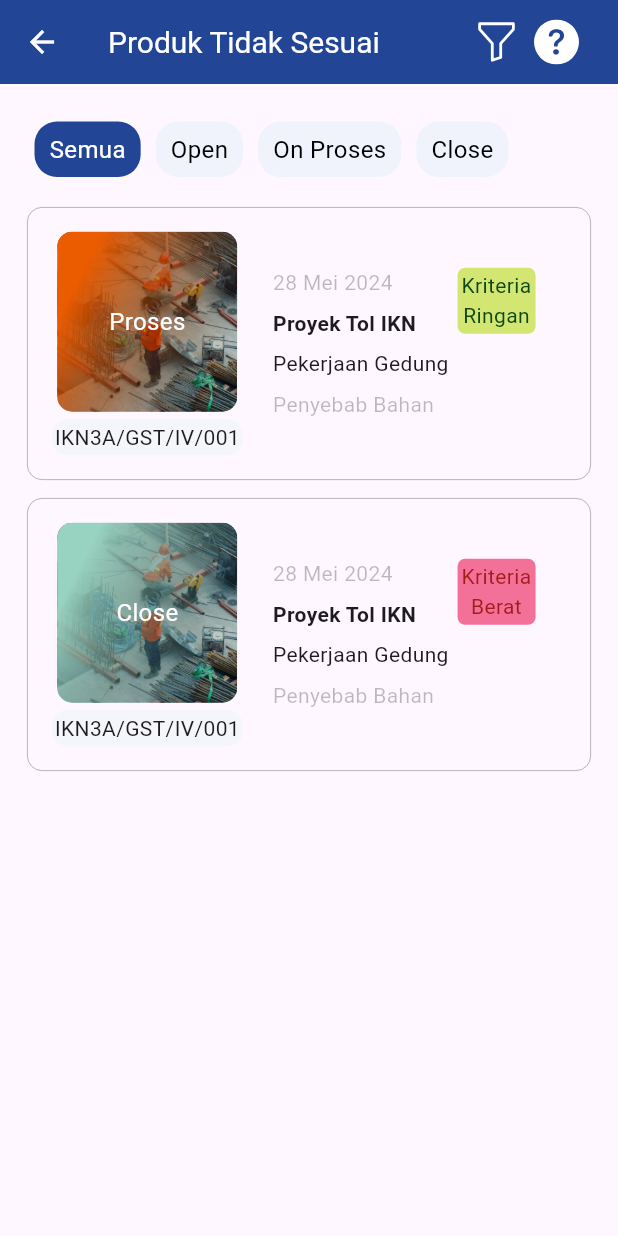
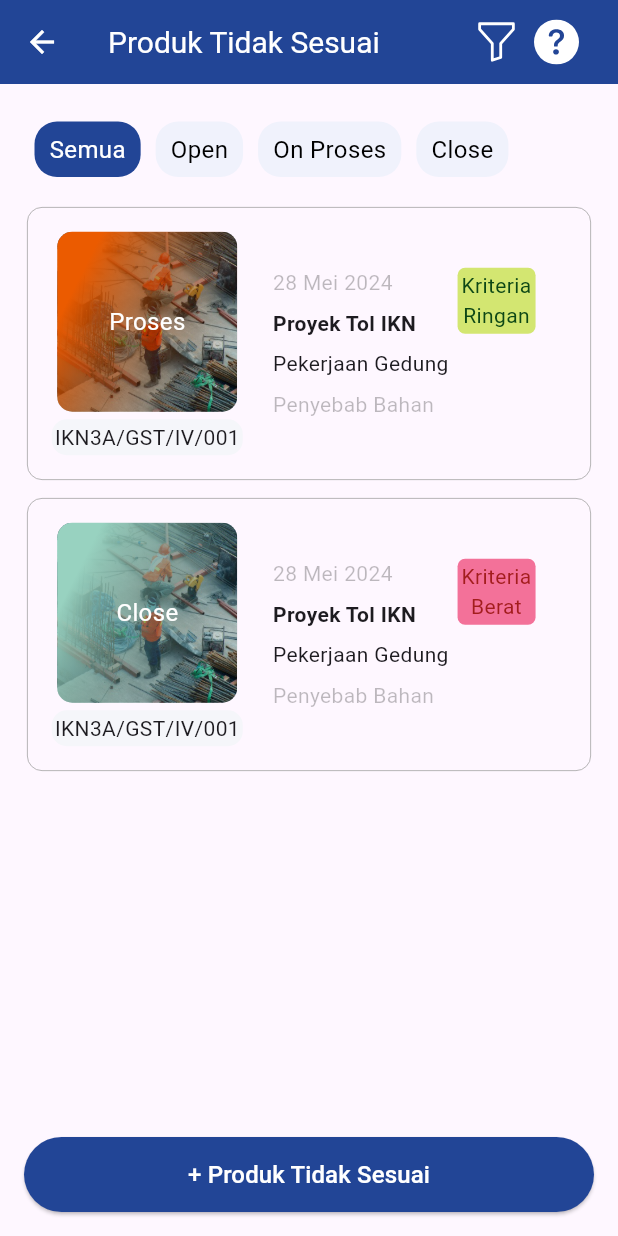
Before and after one commit to nasidfurqon/hk_shield, a Flutter app: the ProdukTidakSesuaiPage screen opened directly, on a phone screen of 412 x 824 dp. Run offline on Flutter 3.47's test engine with Material 3 defaults, Android fonts, the phone set to English and light mode, and no system bars; our stand-ins replace bootstrap_icons, carousel_slider, dropdown_button2, file_picker, flutter_form_builder, flutter_screenutil and 2 more.

Commit message:
ver: 0.0.1 feat: button on Produk Tidak Sesuai Page  fix: []

```diff
--- a/lib/App/modules/ProdukTidakSesuai/pts_page.dart
+++ b/lib/App/modules/ProdukTidakSesuai/pts_page.dart
@@ -22,6 +22,23 @@ class _ProdukTidakSesuaiPageState extends State<ProdukTidakSesuaiPage> {
       isLeading: true,
       iconStart: BootstrapIcons.funnel,
       iconEnd: BootstrapIcons.question_circle_fill,
+      bottomNavBar: Container(
+        padding: EdgeInsets.all(16),
+        child: ElevatedButton(
+          style: ElevatedButton.styleFrom(
+            backgroundColor: Color(0xff224596),
+            minimumSize: Size(double.infinity, 50)
+          ),
+          onPressed: () {},
+          child: Text(
+              '+ Produk Tidak Sesuai',
+            style: TextStyle(
+              fontSize: 16,
+              color: Colors.white
+            ),
+          ),
+        ),
+      ),
       children: Padding(
         padding: const EdgeInsets.symmetric(vertical: 25, horizontal: 18),
         child: Column(
@@ -30,10 +47,11 @@ class _ProdukTidakSesuaiPageState extends State<ProdukTidakSesuaiPage> {
             20.gH,
             Column(
               children: _buildCard(),
-            )
+            ),
           ],
         ),
-      )
+      ),
+
     );
   }
 
```
